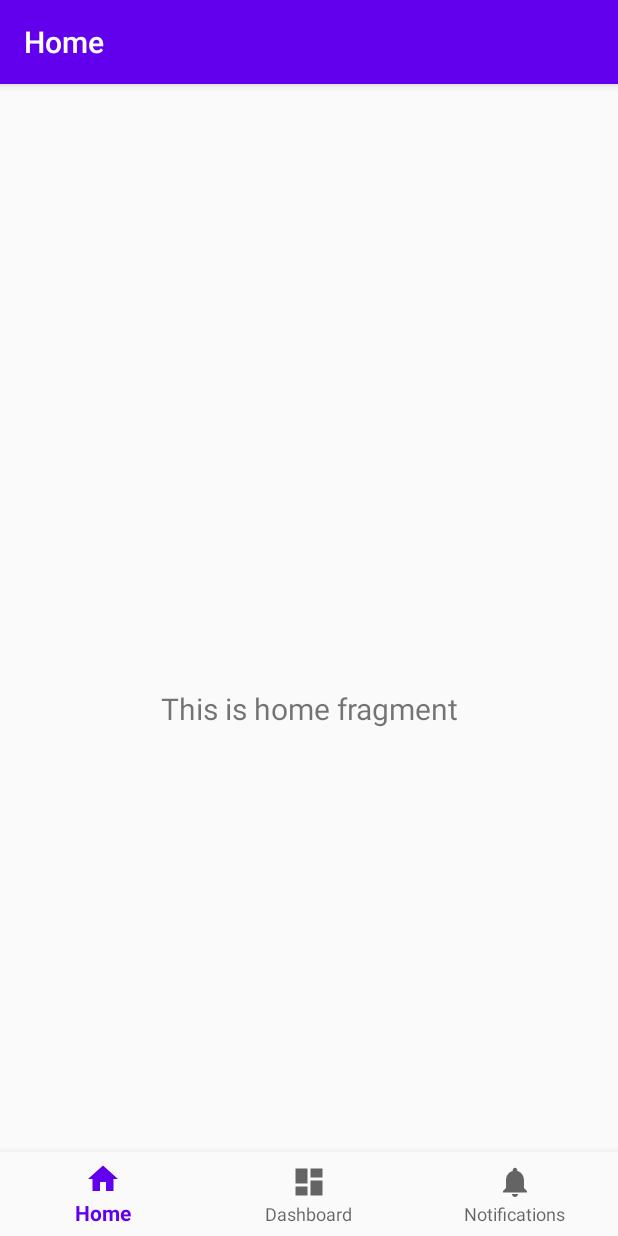
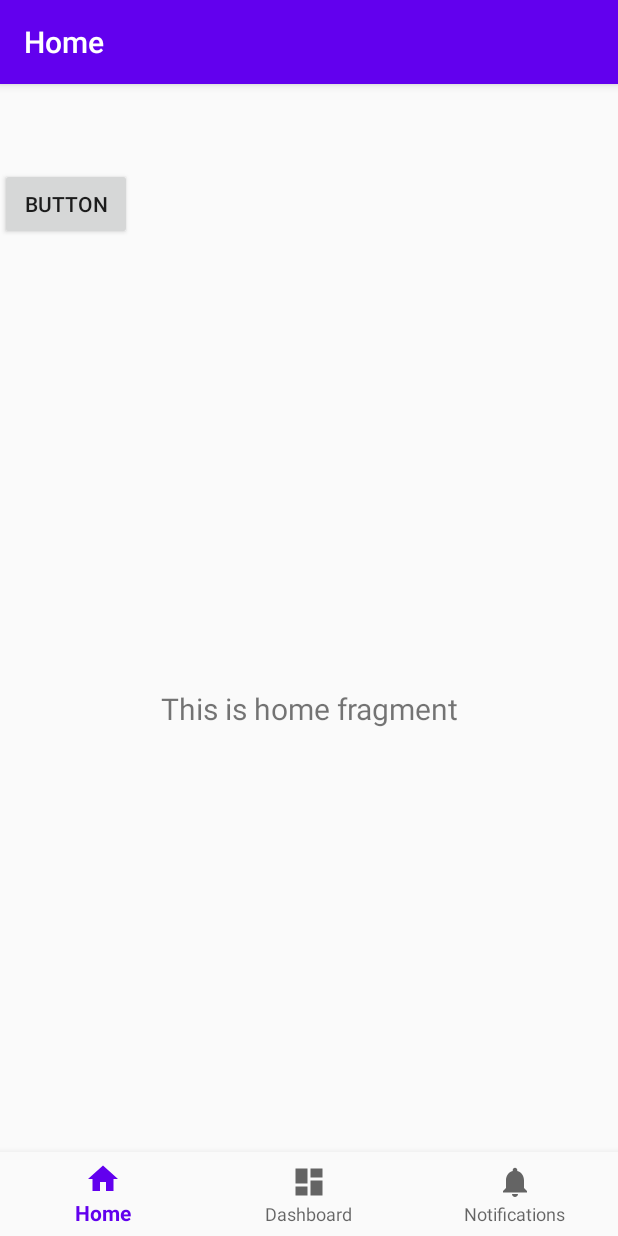
Before and after one commit to jaroslawlesniak/budzet-domowy, an Android app: the screen it shows after launch (MainActivity), on a phone screen of 412 x 824 dp. Run offline under Robolectric (Android 15) with nearby library versions, the phone set to English and light mode, and no system bars; our stand-ins replace navigation-ui.

Commit message:
Added button

```diff
--- a/app/src/main/res/layout/activity_main.xml
+++ b/app/src/main/res/layout/activity_main.xml
@@ -1,6 +1,7 @@
 <?xml version="1.0" encoding="utf-8"?>
 <androidx.constraintlayout.widget.ConstraintLayout xmlns:android="http://schemas.android.com/apk/res/android"
     xmlns:app="http://schemas.android.com/apk/res-auto"
+    xmlns:tools="http://schemas.android.com/tools"
     android:id="@+id/container"
     android:layout_width="match_parent"
     android:layout_height="match_parent"
@@ -30,4 +31,12 @@
         app:layout_constraintTop_toTopOf="parent"
         app:navGraph="@navigation/mobile_navigation" />
 
+    <Button
+        android:id="@+id/button2"
+        android:layout_width="wrap_content"
+        android:layout_height="wrap_content"
+        android:text="Button"
+        tools:layout_editor_absoluteX="184dp"
+        tools:layout_editor_absoluteY="150dp" />
+
 </androidx.constraintlayout.widget.ConstraintLayout>
```
